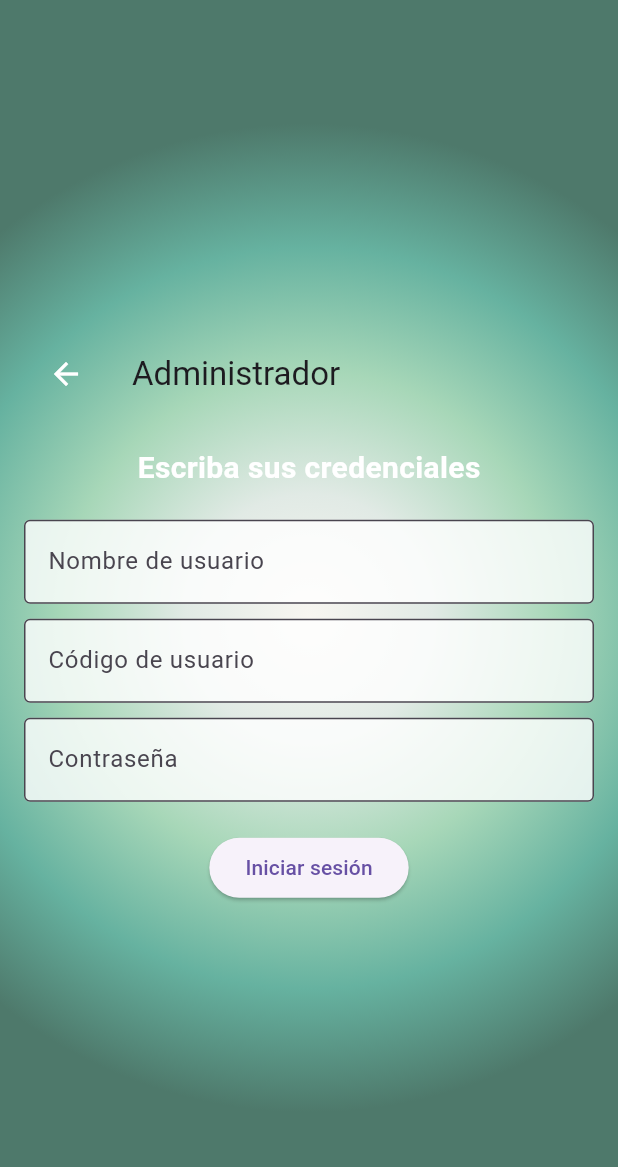
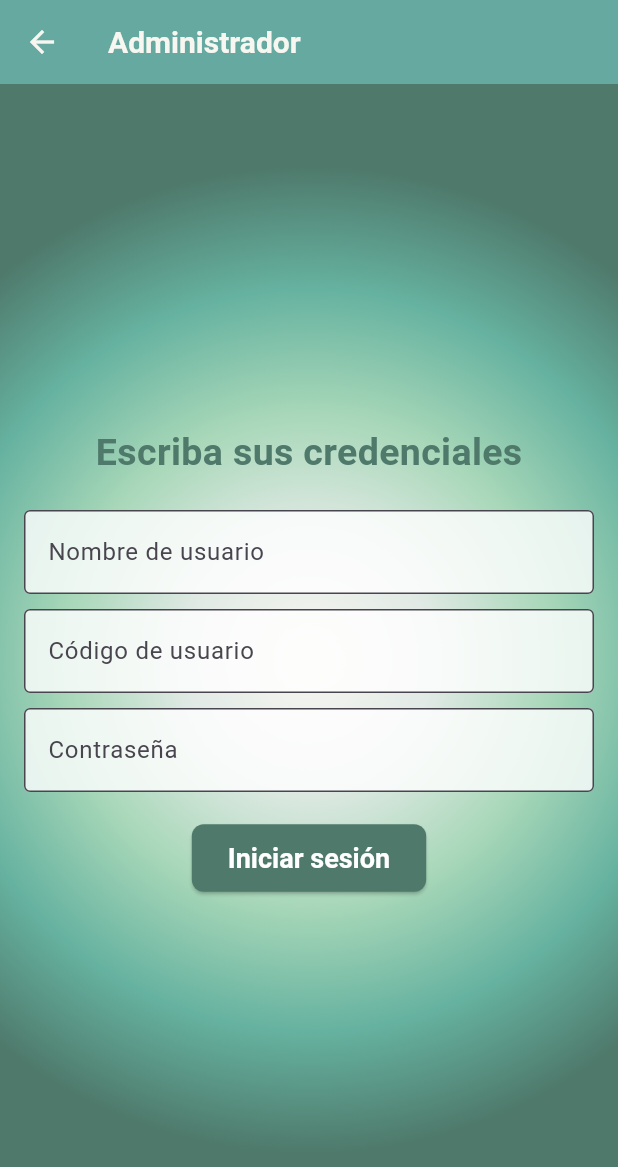
Before and after one commit to desarrolloProgramacion/desarrollo_v1, a Flutter app: the screen it shows after launch, after a tap on "Administrador", on a phone screen of 412 x 824 dp. Shown: the top 1167 px of the screen. Run offline on Flutter 3.47's test engine with Material 3 defaults, Android fonts, the phone set to English and light mode, and no system bars.

Commit message:
it was created a new style of colors

```diff
--- a/lib/main.dart
+++ b/lib/main.dart
@@ -38,14 +38,21 @@ class HomePage extends StatelessWidget {
           child: Column(
             mainAxisAlignment: MainAxisAlignment.center,
             children: [
-              const Text(
+              Text(
                 'Bienvenido a ASOPROGANUCOT\n'
                     'elige tu tipo de usuario',
                 textAlign: TextAlign.center,
-                style: TextStyle(fontSize: 24, fontWeight: FontWeight.bold),
+                style: TextStyle(fontSize: 30, fontWeight: FontWeight.bold, color: AppColors.fifthColor),
               ),
               const SizedBox(height: 20),
               ElevatedButton(
+                style: ButtonStyle(
+                  backgroundColor: MaterialStateProperty.all<Color>(AppColors.fifthColor), // Color de fondo
+                  foregroundColor: MaterialStateProperty.all<Color>(AppColors.primaryColor), // Color del texto
+                  textStyle: MaterialStateProperty.all<TextStyle>(
+                    TextStyle(fontSize: 20),
+                  ),
+                ),
                 onPressed: () {
                   Navigator.push(
                     context,
@@ -53,9 +60,17 @@ class HomePage extends StatelessWidget {
                   );
                 },
                 child: const Text('Administrador'),
-              ),
+              )
+              ,
               const SizedBox(height: 10),
               ElevatedButton(
+                style: ButtonStyle(
+                  backgroundColor: MaterialStateProperty.all<Color>(AppColors.fifthColor), // Color de fondo
+                  foregroundColor: MaterialStateProperty.all<Color>(AppColors.primaryColor), // Color del texto
+                  textStyle: MaterialStateProperty.all<TextStyle>(
+                    TextStyle(fontSize: 20),
+                  ),
+                ),
                 onPressed: () {
                   Navigator.push(
                     context,
@@ -63,7 +78,8 @@ class HomePage extends StatelessWidget {
                   );
                 },
                 child: const Text('Usuario'),
-              ),
+              )
+
             ],
           ),
         ),
--- a/lib/ui/Login/Manager/ProfileUser.dart
+++ b/lib/ui/Login/Manager/ProfileUser.dart
@@ -9,6 +9,25 @@ class AdminPage extends StatelessWidget {
   @override
   Widget build(BuildContext context) {
     return Scaffold(
+      appBar: AppBar(
+        title: const Text(
+          'Administrador',
+          style: TextStyle(
+            color: AppColors.primaryColor, // Color del texto
+            fontSize: 20, // Tamaño del texto
+            fontWeight: FontWeight.bold, // Opcional: negrita
+          ),
+        ),
+        backgroundColor: AppColors.fourthColor, // Color de fondo del AppBar
+        elevation: 4, // Opcional: sombra para destacar el AppBar
+        leading: IconButton(
+          icon: const Icon(Icons.arrow_back, color: AppColors.primaryColor, ), // Color del ícono
+          onPressed: () {
+            Navigator.pop(context);
+          },
+        ),
+      ),
+
       body: Container(
         decoration: const BoxDecoration(
           gradient: AppColors.radialGradient,
@@ -19,24 +38,12 @@ class AdminPage extends StatelessWidget {
             child: Column(
               mainAxisAlignment: MainAxisAlignment.center,
               children: [
-                AppBar(
-                  title: const Text('Administrador'),
-                  backgroundColor: Colors.transparent,
-                  elevation: 0, // Elimina la sombra
-                  leading: IconButton(
-                    icon: const Icon(Icons.arrow_back, color: Colors.white),
-                    onPressed: () {
-                      Navigator.pop(context);
-                    },
-                  ),
-                ),
-                const SizedBox(height: 20),
                 const Text(
                   'Escriba sus credenciales',
                   style: TextStyle(
-                    fontSize: 20,
+                    fontSize: 25,
                     fontWeight: FontWeight.bold,
-                    color: Colors.white, // Para que el texto contraste
+                    color: AppColors.fifthColor, // Para que el texto contraste
                   ),
                 ),
                 const SizedBox(height: 20),
@@ -69,15 +76,24 @@ class AdminPage extends StatelessWidget {
                 ),
                 const SizedBox(height: 20),
                 ElevatedButton(
+                  style: ElevatedButton.styleFrom(
+                    backgroundColor: AppColors.fifthColor, // Color de fondo del botón
+                    foregroundColor: Colors.white, // Color del texto
+                    textStyle: const TextStyle(fontSize: 18, fontWeight: FontWeight.bold),
+                    padding: const EdgeInsets.symmetric(horizontal: 24, vertical: 12),
+                    shape: RoundedRectangleBorder(
+                      borderRadius: BorderRadius.circular(8), // Bordes redondeados
+                    ),
+                  ),
                   onPressed: () {
                     Navigator.pushReplacement(
-                    context,
-                    MaterialPageRoute(builder: (context) => const managerPage()),
-                  );
-
+                      context,
+                      MaterialPageRoute(builder: (context) => const managerPage()),
+                    );
                   },
                   child: const Text('Iniciar sesión'),
                 ),
+
               ],
             ),
           ),
```
Also changed, not shown: lib/ui/MainPage/MangerPage/ManagerPage.dart (+26 -10 lines), lib/ui/MainPage/MangerPage/Pages/AgregarPage.dart (added, +18 -0 lines), lib/ui/MainPage/MangerPage/Pages/LiquidacionPage.dart (added, +18 -0 lines), lib/ui/MainPage/MangerPage/Pages/MostrarPage.dart (added, +18 -0 lines), lib/ui/MainPage/MangerPage/Pages/RegistrarPage.dart (added, +18 -0 lines), pubspec.yaml (+3 -61 lines).
